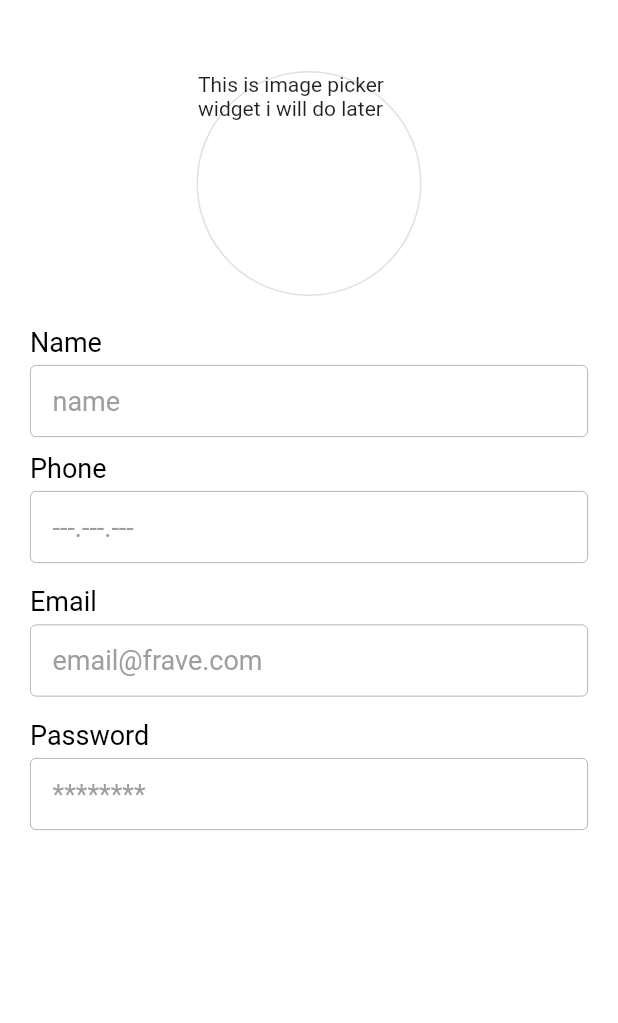
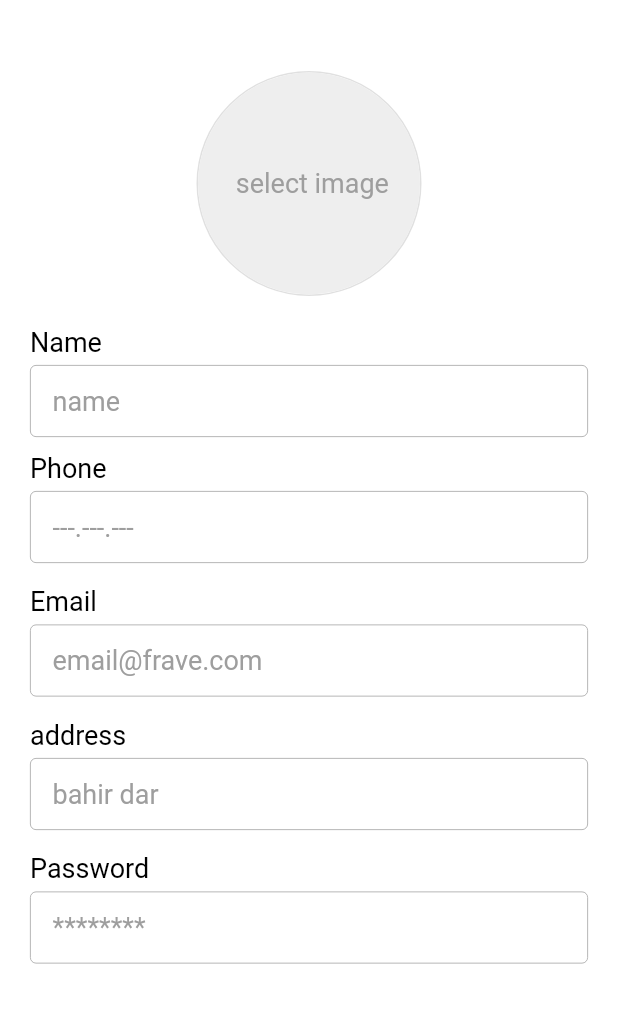
Before and after one commit to addisuanley2010/delivery_app, a Flutter app: the AddNewDeliveryScreen screen opened directly, on a phone screen of 412 x 824 dp, the part 58-1081 px from its top. Run offline on Flutter 3.47's test engine with Material 2 defaults, Android fonts, the phone set to English and light mode, and no system bars; our stand-ins replace cloud_firestore, firebase_auth, firebase_core, firebase_storage, flutter_svg, font_awesome_flutter and 5 more; accounts and stored records are empty.

Commit message:
delivery profile is added

```diff
--- a/lib/services/auth.dart
+++ b/lib/services/auth.dart
@@ -42,15 +42,11 @@ class AuthService {
     String address,
   ) async {
     try {
-      //print(email);
-      //print("before something");
+
       UserCredential result = await _auth.createUserWithEmailAndPassword(
           email: email, password: password);
       User user = result.user!;
-      print(user);
-      print('user email aded');
 
-      // create a new document(customers collection) for the user with the uid
       if (user != null) {
         await DatabaseService(uid: user.uid)
             .updateUserData(name, email, phone, address);
@@ -71,14 +67,15 @@ class AuthService {
     String phone,
     String email,
     String password,
+    String address,
+    String imageUrl,
   ) async {
     try {
       UserCredential result = await _auth.createUserWithEmailAndPassword(
           email: email, password: password);
       User user = result.user!;
-      print(user);
       if (user != null) {
-        await DatabaseService(uid: user.uid).addNewDelivery(name, phone, email);
+        await DatabaseService(uid: user.uid).addNewDelivery(name, phone, email,address,imageUrl);
         return "registered successfully!";
       } else {
         return "not registerd";
--- a/lib/services/database.dart
+++ b/lib/services/database.dart
@@ -92,11 +92,15 @@ class DatabaseService {
     String name,
     String phone,
     String email,
+    String address,
+    String imageUrl,
   ) async {
     return await customersCollection.doc(uid).set({
       'name': name,
       'phone': phone,
       'email': email,
+      'address':address,
+      'imageUrl':imageUrl,
       'role': 'delivery',
     });
   }
--- a/lib/ui/admin/delivery/add_new_delivery_screen.dart
+++ b/lib/ui/admin/delivery/add_new_delivery_screen.dart
@@ -2,10 +2,12 @@ import 'dart:io';
 import 'package:delivery/models/user.dart';
 import 'package:delivery/services/auth.dart';
 import 'package:delivery/services/database.dart';
+import 'package:firebase_storage/firebase_storage.dart';
 import 'package:flutter/material.dart';
 import 'package:delivery/constants/constants.dart';
 import 'package:delivery/ui/admin/components/text_custom.dart';
 import 'package:delivery/ui/admin/components/form_field_frave.dart';
+import 'package:image_picker/image_picker.dart';
 import 'package:provider/provider.dart';
 
 class AddNewDeliveryScreen extends StatefulWidget {
@@ -20,8 +22,15 @@ class _AddNewDeliveryScreenState extends State<AddNewDeliveryScreen> {
   late TextEditingController _phoneController;
   late TextEditingController _emailController;
   late TextEditingController _passwordController;
+  late TextEditingController _addressController;
 
   final _keyForm = GlobalKey<FormState>();
+/////////////////////
+
+  String imageUrl = '';
+  File? _imageFile;
+  bool _isLoading = false;
+
   @override
   void initState() {
     super.initState();
@@ -29,6 +38,7 @@ class _AddNewDeliveryScreenState extends State<AddNewDeliveryScreen> {
     _phoneController = TextEditingController();
     _emailController = TextEditingController();
     _passwordController = TextEditingController();
+    _addressController = TextEditingController();
   }
 
   @override
@@ -38,6 +48,7 @@ class _AddNewDeliveryScreenState extends State<AddNewDeliveryScreen> {
     _phoneController.dispose();
     _emailController.dispose();
     _passwordController.dispose();
+    _addressController.dispose();
     super.dispose();
   }
 
@@ -46,6 +57,7 @@ class _AddNewDeliveryScreenState extends State<AddNewDeliveryScreen> {
     _phoneController.clear();
     _emailController.clear();
     _passwordController.clear();
+    _addressController.clear();
   }
 
   @override
@@ -66,25 +78,73 @@ class _AddNewDeliveryScreenState extends State<AddNewDeliveryScreen> {
         ),
         elevation: 0,
         actions: [
-          TextButton(
+          // TextButton(
+          //     onPressed: () async {
+          //       // if( _keyForm.currentState!.validate() ){
+          //       //   userBloc.add( OnRegisterDeliveryEvent(
+
+          //       //     userBloc.state.pictureProfilePath
+          //       //   ));
+
+          //       // }
+
+          //       AuthService authService = AuthService(uid: user.uid);
+          //       await authService.registerDelivery(
+          //         _nameController.text,
+          //         _phoneController.text,
+          //         _emailController.text,
+          //         _passwordController.text,
+          //         _addressController.text,
+          //       );
+          //       // ignore: use_build_context_synchronously
+          //       Navigator.pop(context);
+          //     },
+          //     child: const TextCustom(
+          //         text: ' Save ', color: ColorsFrave.primaryColor))
+            TextButton(
               onPressed: () async {
-                // if( _keyForm.currentState!.validate() ){
-                //   userBloc.add( OnRegisterDeliveryEvent(
+                if (_imageFile == null) {
+                  ScaffoldMessenger.of(context).showSnackBar(
+                      const SnackBar(content: Text('Please select an image')));
+                  return;
+                }
+                setState(() {
+                  _isLoading = true;
+                });
+                try {
+                  Reference referenceRoot = FirebaseStorage.instance.ref();
+                  Reference referenceDirImages = referenceRoot.child('profile');
+                  String uniqueFileName =
+                      DateTime.now().millisecondsSinceEpoch.toString();
+                  Reference referenceImageToUpload =
+                      referenceDirImages.child(uniqueFileName);
+                  await referenceImageToUpload.putFile(_imageFile!);
 
-                //     userBloc.state.pictureProfilePath
-                //   ));
+                  imageUrl = await referenceImageToUpload.getDownloadURL();
 
-                // }
 
-                AuthService authService = AuthService(uid: user.uid);
+
+            AuthService authService = AuthService(uid: user.uid);
                 await authService.registerDelivery(
                   _nameController.text,
                   _phoneController.text,
                   _emailController.text,
                   _passwordController.text,
+                  _addressController.text,
+                  imageUrl,
                 );
-                // ignore: use_build_context_synchronously
-                Navigator.pop(context);
+                  setState(() {
+                    _isLoading = false;
+                  });
+                  // ignore: use_build_context_synchronously
+                  ScaffoldMessenger.of(context).showSnackBar(
+                      const SnackBar(content: Text('Registerd successfully!')));
+                  // ignore: use_build_context_synchronously
+                  Navigator.pop(context);
+                } catch (error) {
+                  ScaffoldMessenger.of(context)
+                      .showSnackBar(SnackBar(content: Text('Error: $error')));
+                }
               },
               child: const TextCustom(
                   text: ' Save ', color: ColorsFrave.primaryColor))
@@ -97,8 +157,12 @@ class _AddNewDeliveryScreenState extends State<AddNewDeliveryScreen> {
           padding: const EdgeInsets.symmetric(horizontal: 20.0, vertical: 10.0),
           children: [
             const SizedBox(height: 20.0),
-            Align(alignment: Alignment.center, child: _PictureRegistre()),
+            Align(alignment: Alignment.center, child: pickImage()),
             const SizedBox(height: 20.0),
+               if (_isLoading)
+              const Center(
+                child: CircularProgressIndicator(),
+              ),
             const TextCustom(text: 'Name'),
             const SizedBox(height: 5.0),
             FormFieldFrave(
@@ -106,8 +170,6 @@ class _AddNewDeliveryScreenState extends State<AddNewDeliveryScreen> {
               controller: _nameController,
               // validator: RequiredValidator(errorText: 'Name is required'),
             ),
-
-
             const SizedBox(height: 10.0),
             const TextCustom(text: 'Phone'),
             const SizedBox(height: 5.0),
@@ -127,6 +189,14 @@ class _AddNewDeliveryScreenState extends State<AddNewDeliveryScreen> {
               // validator: validatedEmail
             ),
             const SizedBox(height: 15.0),
+            const TextCustom(text: 'address'),
+            const SizedBox(height: 5.0),
+            FormFieldFrave(
+              controller: _addressController,
+              hintText: 'bahir dar',
+              // validator: validatedEmail
+            ),
+            const SizedBox(height: 15.0),
             const TextCustom(text: 'Password'),
             const SizedBox(height: 5.0),
             FormFieldFrave(
@@ -140,15 +210,8 @@ class _AddNewDeliveryScreenState extends State<AddNewDeliveryScreen> {
       ),
     );
   }
-}
 
-class _PictureRegistre extends StatelessWidget {
-  // final ImagePicker _picker = ImagePicker();
-
-  @override
-  Widget build(BuildContext context) {
-    // final userBloc = BlocProvider.of<UserBloc>(context);
-
+  Widget pickImage() {
     return Container(
       height: 150,
       width: 150,
@@ -156,7 +219,48 @@ class _PictureRegistre extends StatelessWidget {
           border:
               Border.all(style: BorderStyle.solid, color: Colors.grey[300]!),
           shape: BoxShape.circle),
-      child: const Text("This is image picker widget i will do later"),
+      child: InkWell(
+        onTap: () async {
+          ImagePicker imagePicker = ImagePicker();
+          XFile? file =
+              await imagePicker.pickImage(source: ImageSource.gallery);
+          if (file == null) {
+            return;
+          }
+          String uniqueFileName =
+              DateTime.now().millisecondsSinceEpoch.toString();
+          setState(() {
+            _imageFile = File(file.path);
+          });
+        },
+        child: Container(
+            height: 200,
+            width: MediaQuery.of(context).size.width,
+            decoration: BoxDecoration(
+              color: Colors.grey[200],
+              shape: BoxShape.circle,
+            ),
+            child: _imageFile != null
+                ? Container(
+
+                    decoration: BoxDecoration(
+                      shape: BoxShape.circle,
+                      image: DecorationImage(
+                        fit: BoxFit.cover,
+                        image: FileImage(_imageFile!),
+                      ),
+                    ),
+                  )
+                : const Center(
+                    child: Text(
+                      ' select image',
+                      style: TextStyle(
+                        color: Colors.grey,
+                        fontSize: 18.0,
+                      ),
+                    ),
+                  )),
+      ),
     );
   }
 }
--- a/lib/ui/admin/orders_admin/order_details_screen.dart
+++ b/lib/ui/admin/orders_admin/order_details_screen.dart
@@ -14,7 +14,7 @@ class OrderDetailsScreen extends StatelessWidget {
   final String customerId;
   final String date;
   final String orderId;
-  final int totalCost;
+  final double totalCost;
   const OrderDetailsScreen(
       {super.key,
       required this.name,
--- a/lib/ui/admin/orders_admin/orders_admin_screen.dart
+++ b/lib/ui/admin/orders_admin/orders_admin_screen.dart
@@ -141,7 +141,7 @@ class _ListDelivery extends StatelessWidget {
                                           as Map<String, dynamic>)['address'] ??
                                       ''
                                   : '';
-                              int totalCost = documents[i].get('totalCost');
+                              double totalCost = documents[i].get('totalCost');
                               Timestamp timestamp =
                                   documents[i].get('createdAt');
                               DateTime date = timestamp.toDate();
```
Also changed, not shown: lib/ui/admin/delivery/list_deliverys_screen.dart (+6 -5 lines).
